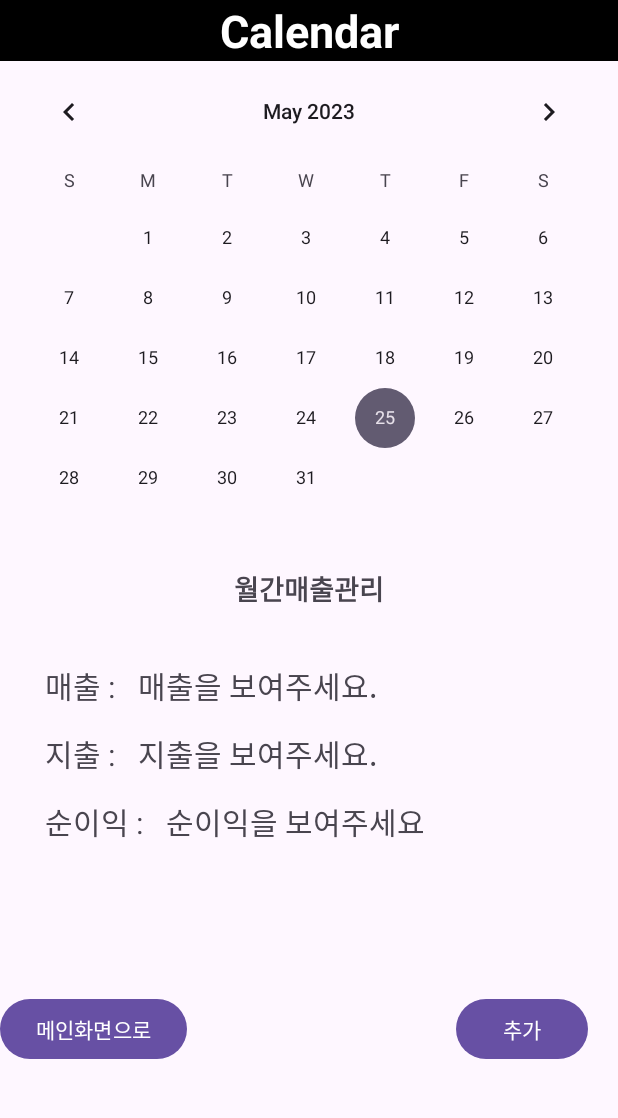
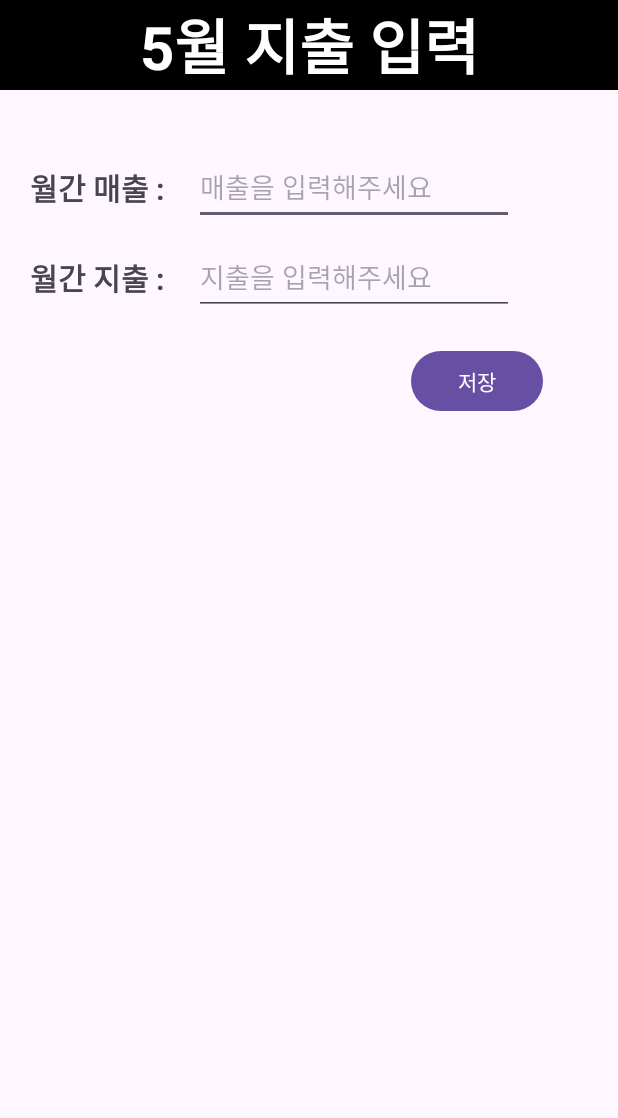
Before and after one commit to 2023DBProject/laundryApplication, an Android app: the CalendarActivity screen opened directly, with no data from a screen before it, after a tap on "추가", on a phone screen of 412 x 824 dp, the part 96-1214 px from its top. Run offline under Robolectric (Android 15) with nearby library versions, the phone set to English and light mode, and no system bars.

Commit message:
Calendar 연결 완료 1. 날짜 선택 후 DaliyActivity로 넘어갈 때 title에 해당 날짜 보여줌 2. "추가" 버튼 누르면 AddActivity로 넘어가 title에 해당 월 보여줌

```diff
--- a/app/src/main/AndroidManifest.xml
+++ b/app/src/main/AndroidManifest.xml
@@ -14,6 +14,9 @@
         android:supportsRtl="true"
         android:theme="@style/Theme.Material3.Light"
         tools:targetApi="31">
+        <activity
+            android:name=".AddBtnActivity"
+            android:exported="false" />
         <activity
             android:name=".DailyActivity"
             android:exported="false" />
--- /dev/null
+++ b/app/src/main/java/com/example/login/AddBtnActivity.java
@@ -0,0 +1,32 @@
+package com.example.login;
+
+import androidx.appcompat.app.AppCompatActivity;
+
+import android.content.Intent;
+import android.os.Bundle;
+import android.widget.Button;
+import android.widget.TextView;
+import android.widget.Toast;
+
+public class AddBtnActivity extends AppCompatActivity {
+
+    Button addMonthBtn;
+    @Override
+    protected void onCreate(Bundle savedInstanceState) {
+        super.onCreate(savedInstanceState);
+        setContentView(R.layout.activity_add_btn);
+        TextView textView = findViewById(R.id.title);
+        Intent getIntent = getIntent();
+        textView.setText(getIntent.getStringExtra("month"));
+        addMonthBtn = findViewById(R.id.saveMonthBtn);
+        addMonthBtn.setOnClickListener(v -> {
+            Toast.makeText(AddBtnActivity.this, "저장 중", Toast.LENGTH_LONG).show();
+            Intent intent = new Intent(AddBtnActivity.this, CalendarActivity.class);
+            startActivity(intent);
+        });
+    }
+
+
+
+
+}
--- a/app/src/main/java/com/example/login/CalendarActivity.java
+++ b/app/src/main/java/com/example/login/CalendarActivity.java
@@ -7,6 +7,7 @@ import android.content.Intent;
 import android.os.Bundle;
 import android.util.Log;
 import android.widget.Button;
+import android.widget.CalendarView;
 import android.widget.DatePicker;
 import android.widget.TextView;
 import android.widget.Toast;
@@ -27,25 +28,40 @@ public class CalendarActivity extends AppCompatActivity {
         setContentView(R.layout.activity_calendar);
 
         Calendar today = new GregorianCalendar();
+        CalendarView calendarView;
         int year = today.get(Calendar.YEAR);
         int month = today.get(Calendar.MONTH);
         int day = today.get(Calendar.DATE);
 
-        DatePickerDialog dlg = new DatePickerDialog(CalendarActivity.this, new DatePickerDialog.OnDateSetListener() {
-            public void onDateSet(DatePicker view, int year, int month, int dayOfMonth) {
-                theDay = year + " " + month + " " + dayOfMonth;
-                Log.d("day: ", theDay);
+        // Calendar 들어오면 바로 날짜 선택 켜지고 "확인"누르면 바로 일별 매출 기록 page가 켜짐
+//        DatePickerDialog dlg = new DatePickerDialog(CalendarActivity.this, new DatePickerDialog.OnDateSetListener() {
+//            public void onDateSet(DatePicker view, int year, int month, int dayOfMonth) {
+//                theDay = year + " " + month + " " + dayOfMonth;
+//                Log.d("day: ", theDay);
+//
+//            }
+//        }, year, month, day);
+//        dlg.show();
+
+        calendarView = findViewById(R.id.calendarView);
+        calendarView.setOnDateChangeListener(new CalendarView.OnDateChangeListener() {
+            public void onSelectedDayChange(CalendarView view, int year, int month, int day) {
                 Intent intent = new Intent(CalendarActivity.this, DailyActivity.class);
+                theDay = month+1 + "월 " + day + "일 매출 입력";
+                intent.putExtra("date", theDay);
+
                 startActivity(intent);
             }
-        }, year, month, day);
-        dlg.show();
+        });
+
 
         addBtn = findViewById(R.id.addBtn);
         addBtn.setOnClickListener(v -> {
             Toast.makeText(CalendarActivity.this, "내역 추가", Toast.LENGTH_SHORT).show();
-//            Intent intent = new Intent(CalendarActivity.this, AddBtnActivity.class);
-//            startActivity(intent);
+            Intent intent = new Intent(CalendarActivity.this, AddBtnActivity.class);
+            theDay = month+1 + "월 지출 입력";
+            intent.putExtra("month", theDay);
+            startActivity(intent);
         });
 
         goBackBtn = findViewById(R.id.goBackBtn);
--- a/app/src/main/java/com/example/login/DailyActivity.java
+++ b/app/src/main/java/com/example/login/DailyActivity.java
@@ -6,6 +6,7 @@ import android.content.Intent;
 import android.os.Bundle;
 import android.view.View;
 import android.widget.Button;
+import android.widget.TextView;
 import android.widget.Toast;
 
 public class DailyActivity extends AppCompatActivity {
@@ -15,7 +16,9 @@ public class DailyActivity extends AppCompatActivity {
     protected void onCreate(Bundle savedInstanceState) {
         super.onCreate(savedInstanceState);
         setContentView(R.layout.activity_daily);
-
+        TextView textView = findViewById(R.id.textView);
+        Intent getIntent = getIntent();
+        textView.setText(getIntent.getStringExtra("date"));
         Button saveBtn = findViewById(R.id.saveBtn);
 
         saveBtn.setOnClickListener(v -> {
--- /dev/null
+++ b/app/src/main/res/layout/activity_add_btn.xml
@@ -0,0 +1,88 @@
+<?xml version="1.0" encoding="utf-8"?>
+<androidx.constraintlayout.widget.ConstraintLayout xmlns:android="http://schemas.android.com/apk/res/android"
+    xmlns:app="http://schemas.android.com/apk/res-auto"
+    xmlns:tools="http://schemas.android.com/tools"
+    android:layout_width="match_parent"
+    android:layout_height="match_parent"
+    tools:context=".AddBtnActivity">
+
+    <!--    페이지 타이틀-->
+    <TextView
+        android:id="@+id/title"
+        android:layout_width="match_parent"
+        android:layout_height="wrap_content"
+        android:background="@color/black"
+        android:gravity="center"
+        android:text="@string/월매출지출입력"
+        android:textColor="@color/white"
+        android:textSize="40sp"
+        android:textStyle="bold"
+        app:layout_constraintTop_toTopOf="parent" />
+
+    <!--    매출-->
+    <TextView
+        android:id="@+id/earnText"
+        android:layout_width="wrap_content"
+        android:layout_height="wrap_content"
+        android:layout_marginStart="20dp"
+        android:layout_marginTop="110dp"
+        android:text="@string/월매출"
+        android:textSize="20sp"
+        android:textStyle="bold"
+        app:layout_constraintStart_toStartOf="parent"
+        app:layout_constraintTop_toTopOf="parent" />
+
+
+    <EditText
+        android:id="@+id/EditText1"
+        android:layout_width="wrap_content"
+        android:layout_height="wrap_content"
+        android:layout_marginStart="20dp"
+        android:layout_marginTop="100dp"
+        android:layout_weight="1"
+        android:ems="10"
+        android:inputType="textPersonName"
+        android:minHeight="50dp"
+        app:layout_constraintStart_toEndOf="@+id/earnText"
+        app:layout_constraintTop_toTopOf="parent"
+        android:hint="@string/매출입력" />
+
+    <!--    지출-->
+    <TextView
+        android:id="@+id/paidText"
+        android:layout_width="wrap_content"
+        android:layout_height="wrap_content"
+        android:layout_marginStart="20dp"
+        android:layout_marginTop="30dp"
+        android:text="@string/월지출"
+        android:textSize="20sp"
+        android:textStyle="bold"
+        app:layout_constraintStart_toStartOf="parent"
+        app:layout_constraintTop_toBottomOf="@+id/earnText" />
+
+    <EditText
+        android:id="@+id/EditText2"
+        android:layout_width="wrap_content"
+        android:layout_height="wrap_content"
+        android:layout_marginStart="20dp"
+        android:layout_marginTop="10dp"
+        android:layout_weight="1"
+        android:ems="10"
+        android:inputType="textPersonName"
+        android:minHeight="50dp"
+        android:hint="@string/지출입력"
+        app:layout_constraintStart_toEndOf="@+id/paidText"
+        app:layout_constraintTop_toBottomOf="@+id/EditText1" />
+
+    <!--    버튼-->
+    <Button
+        android:id="@+id/saveMonthBtn"
+        android:layout_width="wrap_content"
+        android:layout_height="wrap_content"
+        android:layout_marginEnd="50dp"
+        android:layout_marginTop="20dp"
+        android:text="@string/저장"
+        app:layout_constraintEnd_toEndOf="parent"
+        app:layout_constraintTop_toBottomOf="@+id/EditText2" />
+
+</androidx.constraintlayout.widget.ConstraintLayout>
```
